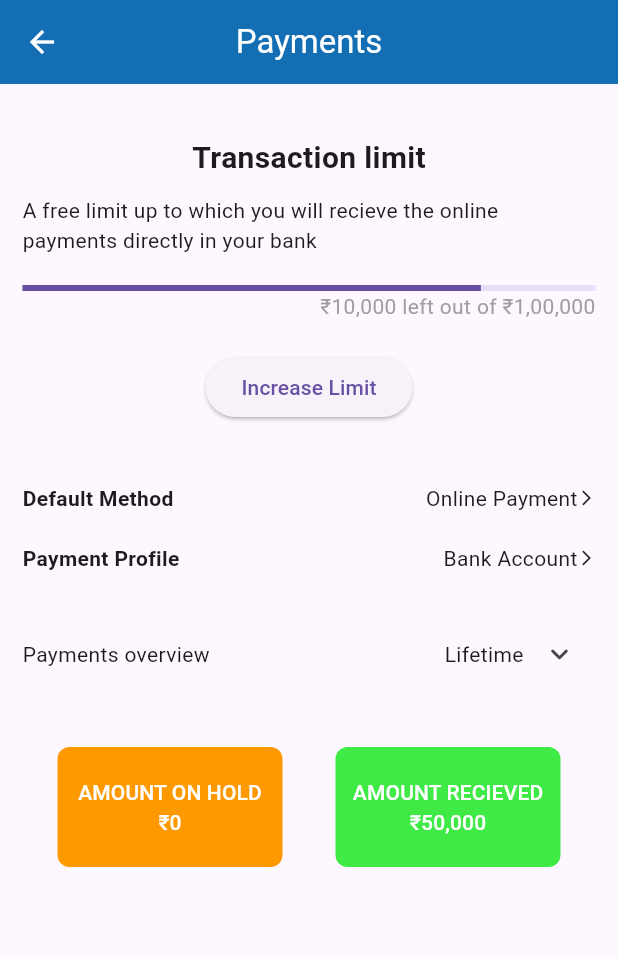
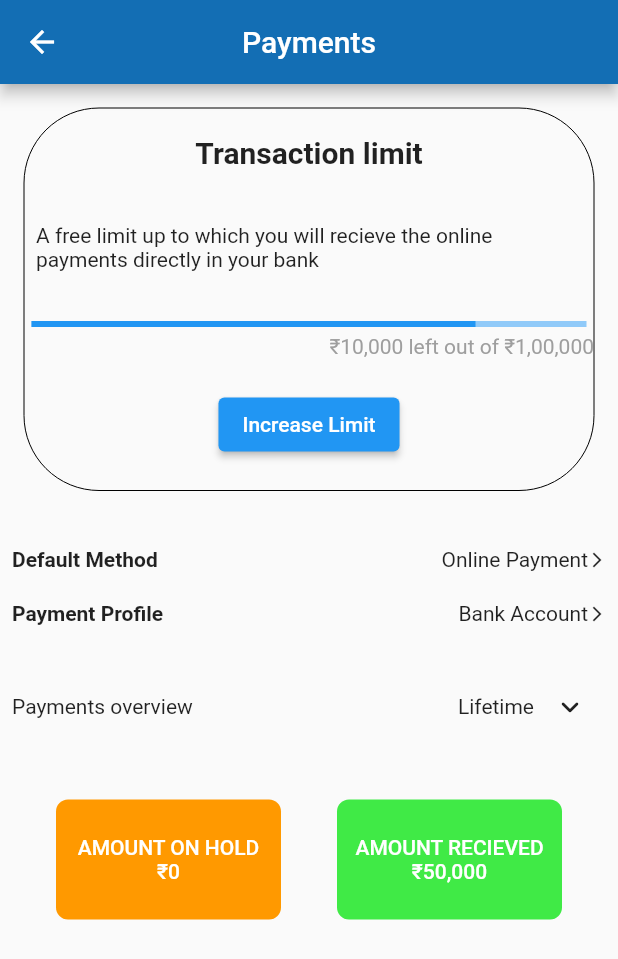
Before and after one commit to Alto-b/DUKAAN-flutter_app, a Flutter app: the screen it shows after launch, item 5 of the bottom bar chosen, after a tap on "Payments", on a phone screen of 412 x 824 dp. Shown: the top 959 px of the screen. Run offline on Flutter 3.47's test engine with Material 2 defaults, Android fonts, the phone set to English and light mode, and no system bars; our stand-ins replace google_fonts; network calls fail.

Commit message:
updated/theme

```diff
--- a/lib/Pages/account.dart
+++ b/lib/Pages/account.dart
@@ -88,7 +88,9 @@ class _AccountPageState extends State<AccountPage> {
                       trailing: Icon(Icons.keyboard_arrow_down_outlined),
                     ),
                     ListTile(
-                      leading: Icon(Icons.settings),onTap: (){},
+                      leading: Icon(Icons.settings),onTap: (){
+                        //Navigator.push(context, MaterialPageRoute(builder: (context) => ()));
+                      },
                       title: Text("Store Settings"),
                       trailing: Icon(Icons.keyboard_arrow_down_outlined),
                     ),
--- a/lib/Pages/homescreen.dart
+++ b/lib/Pages/homescreen.dart
@@ -72,44 +72,98 @@ List<String> options=[
 
     body: SingleChildScrollView(
       child: Padding(
-        padding: const EdgeInsets.all(15.0),
+        padding: const EdgeInsets.all(0.0),
         child: Column(
 
           mainAxisAlignment: MainAxisAlignment.center,
           children: [
-            SizedBox(height:80),
+            AppBar(elevation: 5,
+              title: Text(""),
+              ),
+            //SizedBox(height:80),
             Align(child:
-            Row(
-              mainAxisAlignment: MainAxisAlignment.center,
+            // Row(
+            //   mainAxisAlignment: MainAxisAlignment.center,
+            //   children: [
+            //     Text("dukaan",style: TextStyle(fontSize: 40,fontWeight: FontWeight.w600,color: Color.fromARGB(255, 43, 146, 230)),),
+            //     Text("\u00AE",)
+            //   ],
+            // )
+             Stack(
+              children: <Widget>[
+                Container(
+                  height: 150,
+                  width: double.infinity,
+                  color: Color(0xff136eb4),
+                ),
+                Card(
+                  margin: EdgeInsets.fromLTRB(20, 20, 20, 20),
+                  elevation: 5.0,
+                  shape: RoundedRectangleBorder(
+                    borderRadius: BorderRadius.circular(15.0),
+                  ),
+                  child: Padding(
+                    padding: EdgeInsets.all(20.0),
+                    child: Column(
                       children: [
-                Text("dukaan",style: TextStyle(fontSize: 40,fontWeight: FontWeight.w600,color: Color.fromARGB(255, 43, 146, 230)),),
-                Text("\u00AE",)
+                        Image.network(
+                            "https://th.bing.com/th/id/OIP.LKhvrONto0R3sOrM5YKzyAAAAA?pid=ImgDet&rs=1"),
+                        // Image(image: AssetImage("OIP-removebg-preview.png")),
+                        SizedBox(
+                          height: 20,
+                        ),
+                        Text(
+                          'WELCOME TO DUKAAN!',
+                          //style: GoogleFonts.josefinSans(fontSize: 20.0),
+                          textAlign: TextAlign.center,
+                        ),
+                        SizedBox(
+                          height: 20,
+                        ),
+                        Text(
+                          'Your Global Commerce Partner, Engineered for Peak Performance',
+                         // style: GoogleFonts.poppins(
+                              //color: Colors.black54, fontSize: 14.0),
+                          textAlign: TextAlign.center,
+                        ),
                       ],
-            )),
+                    ),
+                  ),
+                ),
+              ],
+            ),
+            ),
 
-            SizedBox(height: 20,),
-            Text("' Your Online Store '",style: TextStyle(fontWeight: FontWeight.w600),),
-            SizedBox(height: 30,),
+            // SizedBox(height: 20,),
+            // Text("' Your Online Store '",style: TextStyle(fontWeight: FontWeight.w600),),
+            //SizedBox(height: 1,),
 
            SizedBox(
            height: 220,
             width:double.infinity,
              child: Expanded(
+               child: Padding(
+                 padding: const EdgeInsets.all(12.0),
                  child: GridView.builder(
                     itemCount: options.length,
                     gridDelegate: SliverGridDelegateWithFixedCrossAxisCount(
-                  crossAxisCount: 2,crossAxisSpacing: 3,
+                    crossAxisCount: 2,crossAxisSpacing: 7,mainAxisSpacing: 8,
                     childAspectRatio: 5/2),
                     itemBuilder: (context,index){
                         return GridTile(
                           child:Card(
+                            //color: Color.fromARGB(255, 255, 255, 255),
+                            //shape: StadiumBorder(side: BorderSide(width: 1)),
+                           //shape: BeveledRectangleBorder(borderRadius: BorderRadius.circular(20)),
+                           shape: ContinuousRectangleBorder(borderRadius: BorderRadius.circular(70)),
                             borderOnForeground: true,
                             //color: Color.fromARGB(255, 65, 186, 242),
                             shadowColor: Colors.blueGrey,
-                          elevation: 5,
+                            elevation: 6,
                             child: ListTile(
                               title: Column(
                                 crossAxisAlignment: CrossAxisAlignment.center,
+                                mainAxisAlignment: MainAxisAlignment.center,
                                 children: [
                                   Row(
                                     mainAxisAlignment: MainAxisAlignment.center,
@@ -131,21 +185,25 @@ List<String> options=[
                     }
                     ),
                ),
-           ),SizedBox(height: 10,),
+             ),
+           ),SizedBox(height: 2,),
            Text("STATS",style: TextStyle(fontSize: 20,fontWeight: FontWeight.w500,
                   decoration: TextDecoration.underline),),
              SizedBox(
            height: 400,
             width:double.infinity,
              child: Expanded(
+               child: Padding(
+                 padding: const EdgeInsets.all(12.0),
                  child: GridView.builder(
                     itemCount: stats.length,
                     gridDelegate: SliverGridDelegateWithFixedCrossAxisCount(
-                  crossAxisCount: 2,crossAxisSpacing: 3,
+                    crossAxisCount: 2,crossAxisSpacing: 7,mainAxisSpacing: 7,
                     childAspectRatio: 3/2),
                     itemBuilder: (context,index){
                         return GridTile(
                           child:Card(
+                            shape: ContinuousRectangleBorder(borderRadius: BorderRadius.circular(70)),
                             elevation: 5,
                             child: ListTile(
                               title: Column(
@@ -174,6 +232,7 @@ List<String> options=[
                     ),
                ),
              ),
+           ),
           ],
 
         ),
--- a/lib/Pages/payment.dart
+++ b/lib/Pages/payment.dart
@@ -17,17 +17,38 @@ class PaymentPage extends StatelessWidget {
           ),
 
       body: Padding(
-        padding: const EdgeInsets.all(15.0),
+        padding: const EdgeInsets.all(8.0),
         child: Center(
           child: Column(
             children: [
+              Padding(
+                padding: const EdgeInsets.all(8),
+                child: Container(
+                  decoration: BoxDecoration(border: Border.all(width: 0),
+                              borderRadius: BorderRadius.circular(50),
+
+
+                              ),
+                  //child: SizedBox(height: 20,),
+                  child: Column(
+                    children: [
+                      SizedBox(height:10),
+                         Padding(
+                           padding: const EdgeInsets.all(8.0),
+                           child: Text("Transaction limit",style: TextStyle(fontWeight: FontWeight.w600,fontSize: 20),),
+                         ),
+                         SizedBox(height:10),
+                         SizedBox(height: 10,),
+                         Padding(
+                           padding: const EdgeInsets.all(8.0),
+                           child: Text("A free limit up to which you will recieve the online payments directly in your bank",),
+                         ),
                          SizedBox(height: 20,),
-              Text("Transaction limit",style: TextStyle(fontWeight: FontWeight.w600,fontSize: 20),),
-              SizedBox(height: 10,),
-              Text("A free limit up to which you will recieve the online payments directly in your bank",),
-              SizedBox(height: 20,),
-              LinearProgressIndicator(
+                         Padding(
+                           padding: const EdgeInsets.all(5.0),
+                           child: LinearProgressIndicator(
                                                  value: 0.8,
+                                         ),
                          ),
                 Row(
                   mainAxisAlignment: MainAxisAlignment.end,
@@ -37,8 +58,13 @@ class PaymentPage extends StatelessWidget {
                 ),
                 SizedBox(height: 20,),
                 ElevatedButton(onPressed: (){}, child: Text("Increase Limit")),
-              SizedBox(height: 40,),
+                SizedBox(height: 20,),
 
+                    ],
+                  ),
+                  ),
+              ),
+             SizedBox(height: 30,),
               //set1
               Row(
                  mainAxisAlignment: MainAxisAlignment.spaceBetween,
--- a/lib/main.dart
+++ b/lib/main.dart
@@ -38,8 +38,8 @@ class _MyAppState extends State<MyApp> {
       title: 'dukaan-clone',
       theme: ThemeData(
         appBarTheme: AppBarTheme(color: Color(0xff136eb4)),
-        //colorScheme: ColorScheme.fromSeed(seedColor: Color.fromARGB(255, 243, 240, 240)),
-        useMaterial3: true,
+        //colorScheme: ColorScheme.fromSeed(seedColor: Color.fromARGB(0, 255, 255, 255)),
+         //useMaterial3: true,
       ),
 
       home: Scaffold(
--- a/pubspec.yaml
+++ b/pubspec.yaml
@@ -35,6 +35,7 @@ dependencies:
   # The following adds the Cupertino Icons font to your application.
   # Use with the CupertinoIcons class for iOS style icons.
   cupertino_icons: ^1.0.2
+  google_fonts: ^6.1.0
 
 
 dev_dependencies:
```
Also changed, not shown: lib/Pages/trial.dart (added, +74 -0 lines), assets/OIP-removebg-preview.png (added), pubspec.lock, 1 other file. Lines whose indentation alone changed are shown as unchanged.
